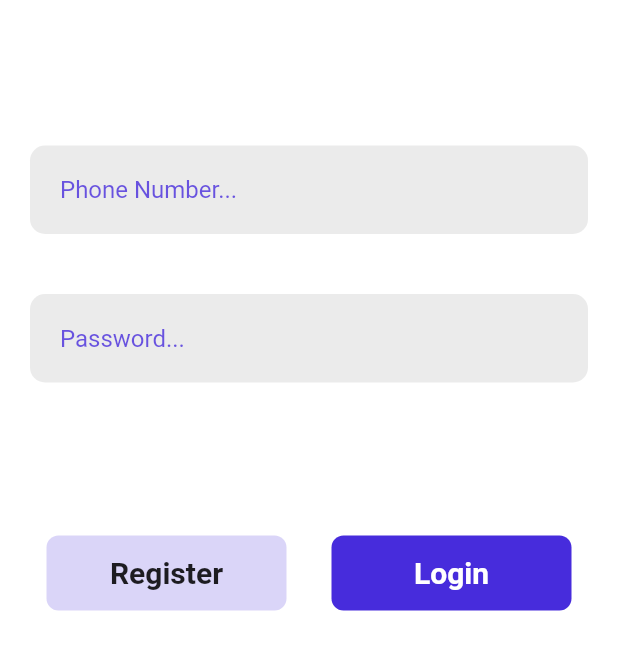
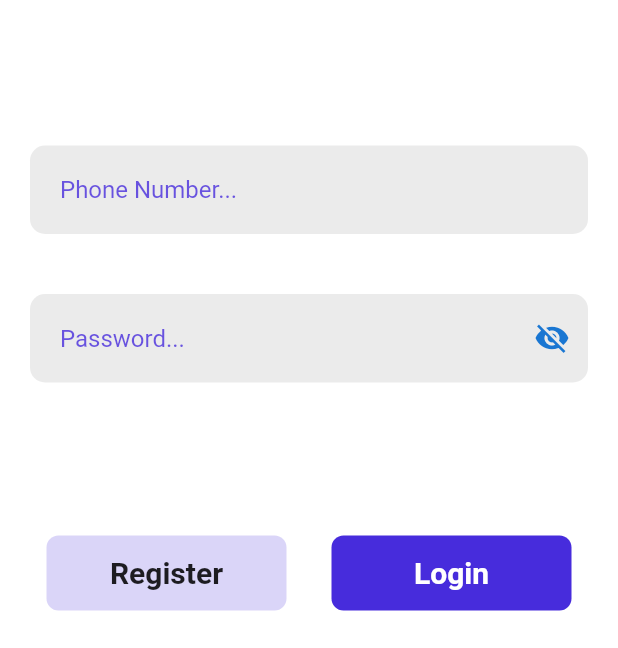
Before and after one commit to anshumankomawar/ProfileDrop, a Flutter app: the screen it shows after launch, on a phone screen of 412 x 824 dp, the part 588-1236 px from its top. Run offline on Flutter 3.47's test engine with Material 2 defaults, Android fonts, the phone set to English and light mode, and no system bars; our stand-ins replace flutter_map, latlong2, sliding_up_panel; missing offline and left inert: mongo_dart, user_location.

Commit message:
Made buttons go to default screen

```diff
--- a/frontend/lib/SplashPanel.dart
+++ b/frontend/lib/SplashPanel.dart
@@ -2,6 +2,11 @@ import 'dart:ui';
 
 import 'package:flutter/cupertino.dart';
 import 'package:flutter/material.dart';
+import 'package:frontend/Database.dart';
+import 'package:frontend/models/Location.dart';
+import 'package:frontend/models/User.dart';
+import 'package:mongo_dart/mongo_dart.dart' show ObjectId;
+
 
 class SplashPanel extends StatefulWidget {
   const SplashPanel({Key? key}) : super(key: key);
@@ -11,10 +16,13 @@ class SplashPanel extends StatefulWidget {
 }
 
 class _SplashPanelState extends State<SplashPanel> {
+  bool _passwordVisible = false;
+  final GlobalKey<FormFieldState> _formKey = GlobalKey<FormFieldState>();
+  TextEditingController password = TextEditingController();
+  final phoneNumber = TextEditingController();
+
   @override
   Widget build(BuildContext context) {
-    final password = TextEditingController();
-    final username = TextEditingController();
 
     return Material(
       // color: Color(0xFF472cdc),
@@ -53,7 +61,7 @@ class _SplashPanelState extends State<SplashPanel> {
                       color: Color(0xFFebebeb)
                     ),
                     child: TextFormField(
-                      controller: username,
+                      controller: phoneNumber,
                       validator: (value) {
                         if (value == null || value.isEmpty || isValidPhoneNumber(value)) {
                           return 'Please enter a valid phone number';
@@ -68,10 +76,6 @@ class _SplashPanelState extends State<SplashPanel> {
                           color: Color(0xFF472cdc).withOpacity(0.8)
                         ),
                         border: InputBorder.none
-                        // floatingLabelBehavior: FloatingLabelBehavior.always,
-                        // border: OutlineInputBorder(
-                        //   borderRadius: BorderRadius.circular(10),
-                        // )
                       ),
                     ),
                   ),
@@ -84,7 +88,8 @@ class _SplashPanelState extends State<SplashPanel> {
                       color: Color(0xFFebebeb)
                     ),
                     child: TextFormField(
-                      controller: username,
+                      controller: password,
+                      obscureText: _passwordVisible,
                       validator: (value) {
                         if (value == null || value.isEmpty) {
                           return 'Please enter a valid password';
@@ -93,16 +98,25 @@ class _SplashPanelState extends State<SplashPanel> {
                       },
                       cursorColor: Color(0xFF472cdc),
                       decoration: InputDecoration(
+                        suffixIcon: IconButton(
+                          icon: Icon(
+                            _passwordVisible
+                            ? Icons.visibility
+                            : Icons.visibility_off,
+                            color: Theme.of(context).primaryColorDark,
+                          ),
+                          onPressed: () {
+                            setState(() {
+                              _passwordVisible = !_passwordVisible;
+                            });
+                          },
+                        ),
                         contentPadding: EdgeInsets.all(20),
                         hintText: "Password...",
                         hintStyle: TextStyle(
                           color: Color(0xFF472cdc).withOpacity(0.8)
                         ),
                         border: InputBorder.none
-                        // floatingLabelBehavior: FloatingLabelBehavior.always,
-                        // border: OutlineInputBorder(
-                        //   borderRadius: BorderRadius.circular(10),
-                        // )
                       ),
                     ),
                   ),
@@ -114,15 +128,23 @@ class _SplashPanelState extends State<SplashPanel> {
               mainAxisAlignment: MainAxisAlignment.center,
               children: [
                 GestureDetector(
+                  onTap: () async {
+                    // User user = User(
+                    //   id: ObjectId(),
+                    //   location: Location(
+                    //       id: ObjectId(), type: "Point", coordinates: [-120.6595, 35.2826]),
+                    //   phoneNumber: phoneNumber.text,
+                    //   firstName: "TEST",
+                    //   lastName: "YU"
+                    //   // password: password.text
+                    // );
+                    // await MongoDatabase.insert(user);
+                    Navigator.popAndPushNamed(context, '/');
+                  },
                   child: Container(
                     width: 160,
                     height: 50,
                     decoration: BoxDecoration(
-                      // border: Border.all(
-                      //   color: Color(0xFF472cdc).withOpacity(0.5),
-                      //   style: BorderStyle.solid,
-                      //   width: 1.5,
-                      // ),
                       color: Color(0xFF472cdc).withOpacity(0.2),
                       borderRadius: BorderRadius.circular(8.0),
                     ),
@@ -139,6 +161,9 @@ class _SplashPanelState extends State<SplashPanel> {
                 ),
                 const Padding(padding: EdgeInsets.fromLTRB(30, 50, 0, 50)),
                 GestureDetector(
+                  onTap: () async {
+                    Navigator.popAndPushNamed(context, '/');
+                  },
                   child: Container(
                     width: 160,
                     height: 50,
```
